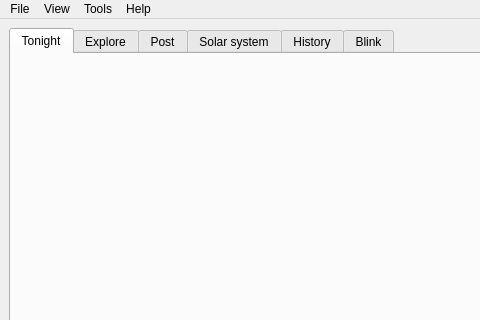
Old version of the form nightscribe/gui/ui/main_window.ui in the repository irydeo/nightscribe; both pictures show x 0 to 480 and y 0 to 320 of the 1200 by 800 pixel window.
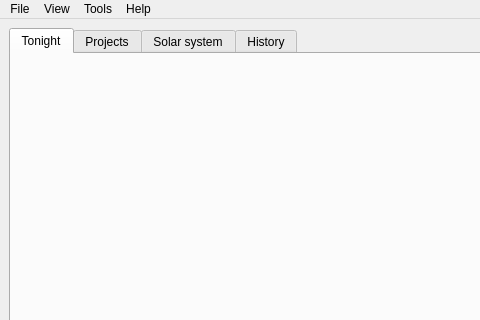
New version of the form.

Commit message: Phase 4: GUI v3 — project-centric navigation (ADR-019)

```diff
--- a/nightscribe/gui/ui/main_window.ui
+++ b/nightscribe/gui/ui/main_window.ui
@@ -16,11 +16,8 @@
       <widget class="QWidget" name="tab_tonight">
        <attribute name="title"><string>Tonight</string></attribute>
       </widget>
-      <widget class="QWidget" name="tab_explore">
-       <attribute name="title"><string>Explore</string></attribute>
-      </widget>
-      <widget class="QWidget" name="tab_post">
-       <attribute name="title"><string>Post</string></attribute>
+      <widget class="QWidget" name="tab_projects">
+       <attribute name="title"><string>Projects</string></attribute>
       </widget>
       <widget class="QWidget" name="tab_solar">
        <attribute name="title"><string>Solar system</string></attribute>
@@ -28,9 +25,6 @@
        <widget class="QWidget" name="tab_history">
         <attribute name="title"><string>History</string></attribute>
        </widget>
-       <widget class="QWidget" name="tab_blink">
-        <attribute name="title"><string>Blink</string></attribute>
-       </widget>
      </widget>
     </item>
    </layout>
```
Left out of the diff: 9 changed lines with no effect on the pictures. Lines whose indentation alone changed are shown as unchanged. The commit also changes 11 other files.
